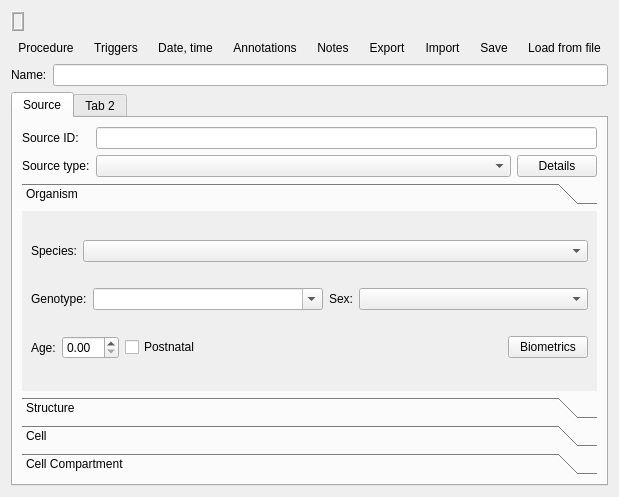
First picture: the form in src/scipyen/gui/widgets/metadatawidget_new_26b13.ui, repository ctigaret/scipyen, before the edit.
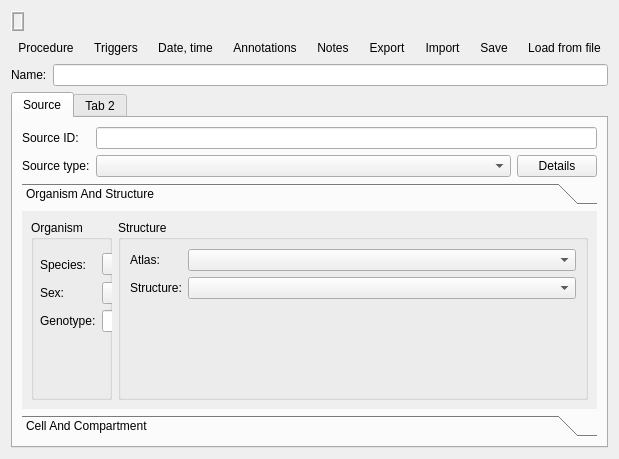
Second picture: the form after the edit. Icons and pictures are not drawn. Custom widgets are drawn as their Qt base class.

```diff
--- a/src/scipyen/gui/widgets/metadatawidget_new_26b13.ui
+++ b/src/scipyen/gui/widgets/metadatawidget_new_26b13.ui
@@ -6,8 +6,8 @@
    <rect>
     <x>0</x>
     <y>0</y>
-    <width>443</width>
-    <height>497</height>
+    <width>578</width>
+    <height>459</height>
    </rect>
   </property>
   <property name="windowTitle">
@@ -22,7 +22,7 @@
   <property name="whatsThis">
    <string>Data name</string>
   </property>
-  <layout class="QGridLayout" name="gridLayout_2">
+  <layout class="QGridLayout" name="gridLayout_5">
    <item row="0" column="0">
     <layout class="QHBoxLayout" name="horizontalLayout_4">
      <item>
@@ -324,11 +324,16 @@
    </item>
    <item row="3" column="0">
     <widget class="QTabWidget" name="tabWidget">
+     <property name="currentIndex">
+      <number>0</number>
+     </property>
      <widget class="QWidget" name="tab">
       <attribute name="title">
        <string>Source</string>
       </attribute>
-      <layout class="QGridLayout" name="gridLayout">
+      <layout class="QGridLayout" name="gridLayout_3">
+       <item row="0" column="0">
+        <layout class="QFormLayout" name="formLayout_6">
        <item row="0" column="0">
         <widget class="QLabel" name="sourceIDLabel">
          <property name="sizePolicy">
@@ -354,7 +359,7 @@
          </property>
         </widget>
        </item>
-       <item row="0" column="1" colspan="2">
+         <item row="0" column="1">
         <widget class="QLineEdit" name="sourceIDLineEdit">
          <property name="sizePolicy">
           <sizepolicy hsizetype="MinimumExpanding" vsizetype="Fixed">
@@ -387,6 +392,8 @@
         </widget>
        </item>
        <item row="1" column="1">
+          <layout class="QHBoxLayout" name="horizontalLayout">
+           <item>
         <widget class="QComboBox" name="sourceTypeComboBox">
          <property name="sizePolicy">
           <sizepolicy hsizetype="MinimumExpanding" vsizetype="Fixed">
@@ -396,7 +403,7 @@
          </property>
         </widget>
        </item>
-       <item row="1" column="2">
+           <item>
         <widget class="QPushButton" name="sourceDetailsPushbutton">
          <property name="text">
           <string>Details</string>
@@ -406,27 +413,44 @@
          </property>
         </widget>
        </item>
-       <item row="2" column="0" colspan="3">
-        <widget class="QToolBox" name="toolBox">
+          </layout>
+         </item>
+        </layout>
+       </item>
+       <item row="1" column="0">
+        <widget class="QToolBox" name="sourceToolBox">
          <property name="currentIndex">
           <number>0</number>
          </property>
-         <widget class="QWidget" name="page">
+         <widget class="QWidget" name="pageOrganismAndStructure">
           <property name="geometry">
            <rect>
             <x>0</x>
             <y>0</y>
-            <width>413</width>
-            <height>147</height>
+            <width>527</width>
+            <height>165</height>
            </rect>
           </property>
           <attribute name="label">
+           <string>Organism And Structure</string>
+          </attribute>
+          <layout class="QGridLayout" name="gridLayout_6">
+           <item row="0" column="0">
+            <widget class="QGroupBox" name="organismGroupBox">
+             <property name="title">
            <string>Organism</string>
-          </attribute>
-          <layout class="QGridLayout" name="gridLayout_3">
+             </property>
+             <widget class="QWidget" name="">
+              <property name="geometry">
+               <rect>
+                <x>9</x>
+                <y>33</y>
+                <width>267</width>
+                <height>116</height>
+               </rect>
+              </property>
+              <layout class="QFormLayout" name="formLayout_5">
            <item row="0" column="0">
-            <layout class="QHBoxLayout" name="horizontalLayout_3">
-             <item>
               <widget class="QLabel" name="label">
                <property name="text">
                 <string>Species:</string>
@@ -436,6 +460,8 @@
                </property>
               </widget>
              </item>
+               <item row="0" column="1">
+                <layout class="QHBoxLayout" name="horizontalLayout_2">
              <item>
               <widget class="QComboBox" name="speciesComboBox">
                <property name="sizePolicy">
@@ -446,58 +472,26 @@
                </property>
               </widget>
              </item>
-            </layout>
-           </item>
-           <item row="1" column="0">
-            <layout class="QHBoxLayout" name="horizontalLayout">
              <item>
-              <widget class="QLabel" name="genotypeLabel">
-               <property name="sizePolicy">
-                <sizepolicy hsizetype="Minimum" vsizetype="Preferred">
-                 <horstretch>0</horstretch>
-                 <verstretch>0</verstretch>
-                </sizepolicy>
-               </property>
+                  <layout class="QFormLayout" name="formLayout_4">
+                   <item row="0" column="0">
+                    <widget class="QLabel" name="ageLabel">
                <property name="text">
-                <string>Genotype:</string>
+                      <string>Age:</string>
                </property>
                <property name="buddy">
-                <cstring>genotypeComboBox</cstring>
+                      <cstring>ageSpinBox</cstring>
                </property>
               </widget>
              </item>
-             <item>
-              <widget class="QComboBox" name="genotypeComboBox">
-               <property name="sizePolicy">
-                <sizepolicy hsizetype="MinimumExpanding" vsizetype="Fixed">
-                 <horstretch>0</horstretch>
-                 <verstretch>0</verstretch>
-                </sizepolicy>
-               </property>
-               <property name="minimumSize">
-                <size>
-                 <width>80</width>
-                 <height>0</height>
-                </size>
-               </property>
-               <property name="toolTip">
-                <string>Genotype</string>
-               </property>
-               <property name="statusTip">
-                <string>Genotype</string>
-               </property>
-               <property name="whatsThis">
-                <string>Genotype</string>
-               </property>
-               <property name="editable">
-                <bool>true</bool>
-               </property>
-               <property name="maxVisibleItems">
-                <number>50</number>
-               </property>
-              </widget>
-             </item>
-             <item>
+                   <item row="0" column="1">
+                    <widget class="QuantitySpinBox" name="ageSpinBox"/>
+                   </item>
+                  </layout>
+                 </item>
+                </layout>
+               </item>
+               <item row="1" column="0">
               <widget class="QLabel" name="sexLabel">
                <property name="sizePolicy">
                 <sizepolicy hsizetype="Minimum" vsizetype="Preferred">
@@ -513,6 +507,8 @@
                </property>
               </widget>
              </item>
+               <item row="1" column="1">
+                <layout class="QHBoxLayout" name="horizontalLayout_3">
              <item>
               <widget class="QComboBox" name="sexComboBox">
                <property name="sizePolicy">
@@ -553,23 +549,6 @@
                </property>
               </widget>
              </item>
-            </layout>
-           </item>
-           <item row="2" column="0">
-            <layout class="QHBoxLayout" name="horizontalLayout_2">
-             <item>
-              <widget class="QLabel" name="ageLabel">
-               <property name="text">
-                <string>Age:</string>
-               </property>
-               <property name="buddy">
-                <cstring>ageSpinBox</cstring>
-               </property>
-              </widget>
-             </item>
-             <item>
-              <widget class="QuantitySpinBox" name="ageSpinBox"/>
-             </item>
              <item>
               <widget class="QCheckBox" name="postNatalCheckBox">
                <property name="text">
@@ -577,18 +556,56 @@
                </property>
               </widget>
              </item>
+                </layout>
+               </item>
+               <item row="2" column="0">
+                <widget class="QLabel" name="genotypeLabel">
+                 <property name="sizePolicy">
+                  <sizepolicy hsizetype="Minimum" vsizetype="Preferred">
+                   <horstretch>0</horstretch>
+                   <verstretch>0</verstretch>
+                  </sizepolicy>
+                 </property>
+                 <property name="text">
+                  <string>Genotype:</string>
+                 </property>
+                 <property name="buddy">
+                  <cstring>genotypeComboBox</cstring>
+                 </property>
+                </widget>
+               </item>
+               <item row="2" column="1">
+                <layout class="QHBoxLayout" name="horizontalLayout_7">
              <item>
-              <spacer name="horizontalSpacer_3">
-               <property name="orientation">
-                <enum>Qt::Orientation::Horizontal</enum>
-               </property>
-               <property name="sizeHint" stdset="0">
+                  <widget class="QComboBox" name="genotypeComboBox">
+                   <property name="sizePolicy">
+                    <sizepolicy hsizetype="MinimumExpanding" vsizetype="Fixed">
+                     <horstretch>0</horstretch>
+                     <verstretch>0</verstretch>
+                    </sizepolicy>
+                   </property>
+                   <property name="minimumSize">
                 <size>
-                 <width>40</width>
-                 <height>20</height>
-                </size>
-               </property>
-              </spacer>
+                     <width>80</width>
+                     <height>0</height>
+                    </size>
+                   </property>
+                   <property name="toolTip">
+                    <string>Genotype</string>
+                   </property>
+                   <property name="statusTip">
+                    <string>Genotype</string>
+                   </property>
+                   <property name="whatsThis">
+                    <string>Genotype</string>
+                   </property>
+                   <property name="editable">
+                    <bool>true</bool>
+                   </property>
+                   <property name="maxVisibleItems">
+                    <number>50</number>
+                   </property>
+                  </widget>
              </item>
              <item>
               <widget class="QPushButton" name="biometricsPushButton">
@@ -613,18 +630,13 @@
            </item>
           </layout>
          </widget>
-         <widget class="QWidget" name="page_2">
-          <property name="geometry">
-           <rect>
-            <x>0</x>
-            <y>0</y>
-            <width>413</width>
-            <height>147</height>
-           </rect>
-          </property>
-          <attribute name="label">
+            </widget>
+           </item>
+           <item row="0" column="1">
+            <widget class="QGroupBox" name="structureGroupBox">
+             <property name="title">
            <string>Structure</string>
-          </attribute>
+             </property>
           <layout class="QFormLayout" name="formLayout_3">
            <item row="0" column="0">
             <widget class="QLabel" name="label_9">
@@ -668,11 +680,28 @@
            </item>
           </layout>
          </widget>
-         <widget class="QWidget" name="page_3">
+           </item>
+          </layout>
+         </widget>
+         <widget class="QWidget" name="pageCellAndCompartment">
+          <property name="geometry">
+           <rect>
+            <x>0</x>
+            <y>0</y>
+            <width>548</width>
+            <height>163</height>
+           </rect>
+          </property>
           <attribute name="label">
+           <string>Cell And Compartment</string>
+          </attribute>
+          <layout class="QGridLayout" name="gridLayout_4">
+           <item row="0" column="0">
+            <widget class="QGroupBox" name="cellGroupBox">
+             <property name="title">
            <string>Cell</string>
-          </attribute>
-          <layout class="QFormLayout" name="formLayout_2">
+             </property>
+             <layout class="QFormLayout" name="formLayout">
            <item row="0" column="0">
             <widget class="QLabel" name="cellIDLabel">
              <property name="sizePolicy">
@@ -691,7 +720,7 @@
               <string>Cell ID</string>
              </property>
              <property name="text">
-              <string>Cell:</string>
+                 <string>ID:</string>
              </property>
              <property name="buddy">
               <cstring>cellIDLineEdit</cstring>
@@ -748,12 +777,27 @@
            </item>
           </layout>
          </widget>
-         <widget class="QWidget" name="page_4">
-          <attribute name="label">
-           <string>Cell Compartment</string>
-          </attribute>
-          <layout class="QFormLayout" name="formLayout">
+           </item>
+           <item row="0" column="1">
+            <widget class="QGroupBox" name="compartmentGroupBox">
+             <property name="title">
+              <string>Compartment</string>
+             </property>
+             <layout class="QFormLayout" name="formLayout_2">
            <item row="0" column="0">
+               <widget class="QLabel" name="compartmentIDLabel">
+                <property name="text">
+                 <string>ID:</string>
+                </property>
+                <property name="buddy">
+                 <cstring>compartmentIDSpinBox</cstring>
+                </property>
+               </widget>
+              </item>
+              <item row="0" column="1">
+               <widget class="QSpinBox" name="compartmentIDSpinBox"/>
+              </item>
+              <item row="1" column="0">
             <widget class="QLabel" name="compartmentTypeLabel">
              <property name="sizePolicy">
               <sizepolicy hsizetype="Preferred" vsizetype="Fixed">
@@ -769,7 +813,7 @@
              </property>
             </widget>
            </item>
-           <item row="0" column="1">
+              <item row="1" column="1">
             <widget class="QComboBox" name="cellCompartmentTypeCombo">
              <property name="sizePolicy">
               <sizepolicy hsizetype="MinimumExpanding" vsizetype="Fixed">
@@ -779,7 +823,7 @@
              </property>
             </widget>
            </item>
-           <item row="1" column="0">
+              <item row="2" column="0">
             <widget class="QLabel" name="label_3">
              <property name="text">
               <string>Name:</string>
@@ -789,22 +833,12 @@
              </property>
             </widget>
            </item>
-           <item row="1" column="1">
+              <item row="2" column="1">
             <widget class="QLineEdit" name="compartmentNameLineEdit"/>
            </item>
-           <item row="2" column="0">
-            <widget class="QLabel" name="compartmentIDLabel">
-             <property name="text">
-              <string>ID:</string>
-             </property>
-             <property name="buddy">
-              <cstring>compartmentIDSpinBox</cstring>
-             </property>
+             </layout>
             </widget>
            </item>
-           <item row="2" column="1">
-            <widget class="QSpinBox" name="compartmentIDSpinBox"/>
-           </item>
           </layout>
          </widget>
         </widget>
```
Lines whose indentation alone changed are shown as unchanged.
